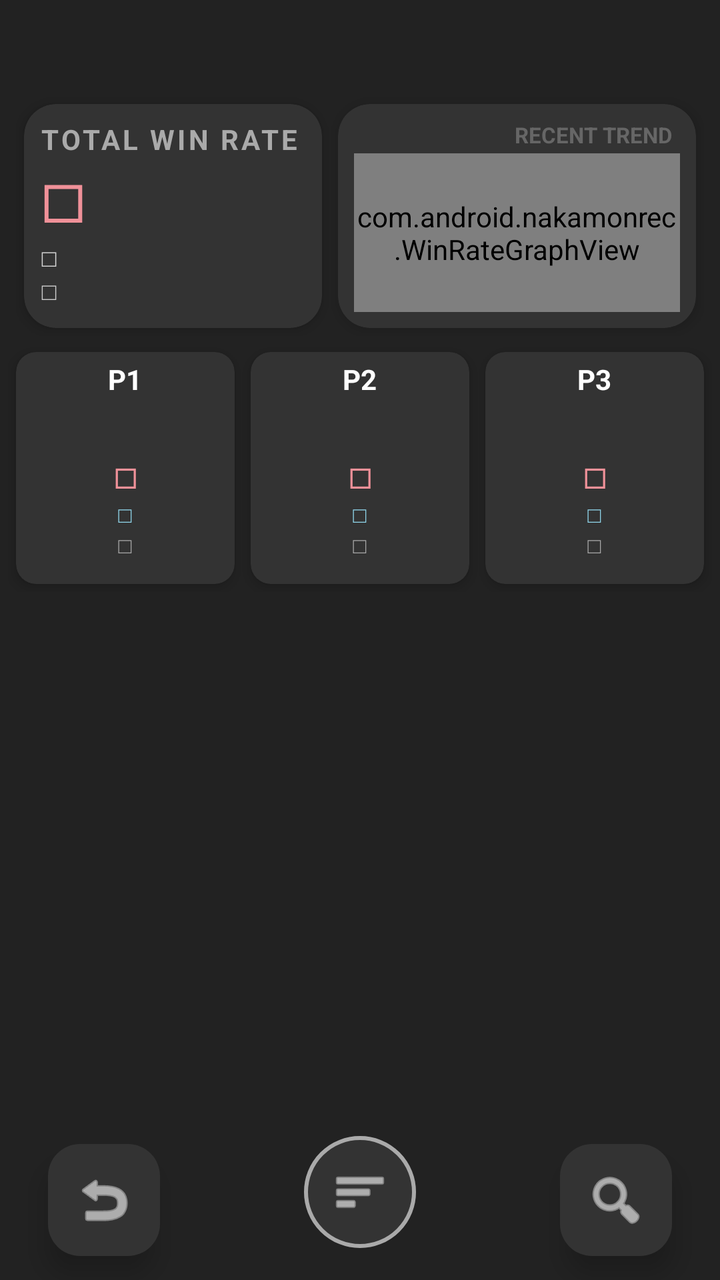
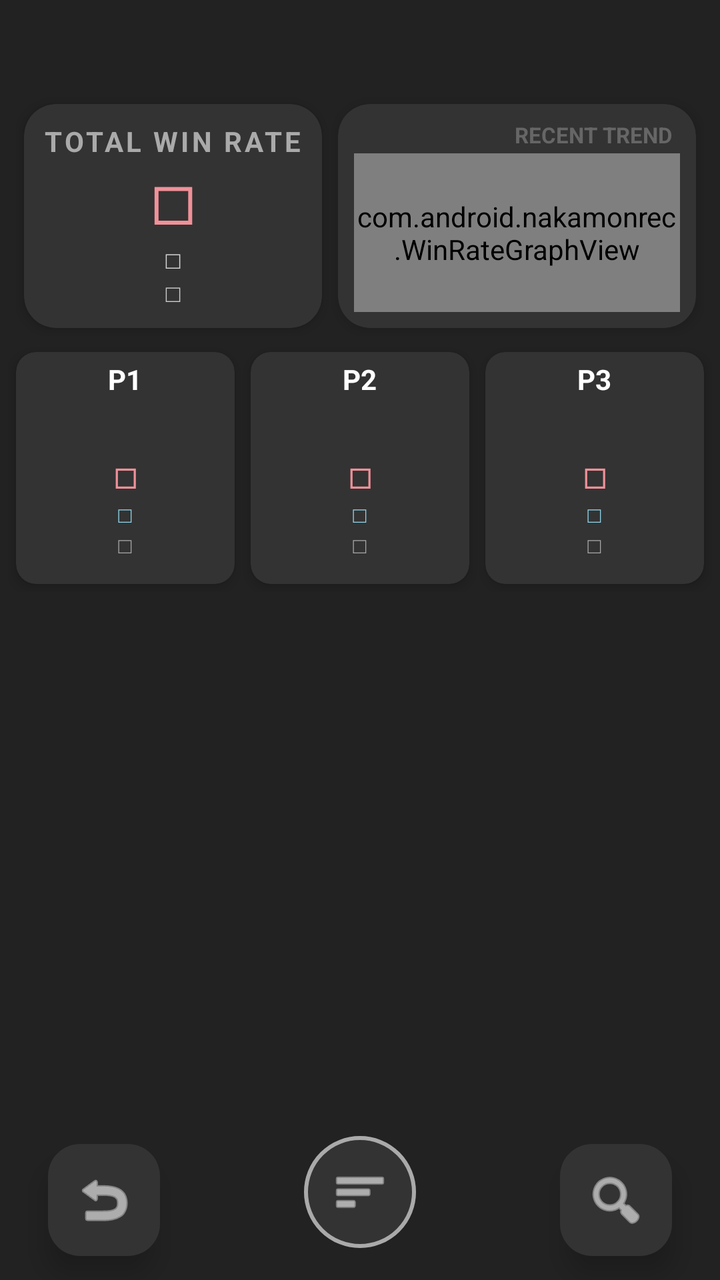

An Android layout rendered at two revisions. The XML below is the earlier revision; the diff shows what the commit changed to produce the second picture.
<!-- AndroidManifest.xml: application theme Theme.NakamonRec -->
<!-- res/layout/activity_history.xml -->
<?xml version="1.0" encoding="utf-8"?>
<androidx.constraintlayout.widget.ConstraintLayout
    xmlns:android="http://schemas.android.com/apk/res/android"
    xmlns:app="http://schemas.android.com/apk/res-auto"
    xmlns:tools="http://schemas.android.com/tools"
    android:layout_width="match_parent"
    android:layout_height="match_parent"
    android:background="#222222">

    
    <LinearLayout
        android:id="@+id/layoutTopHeader"
        android:layout_width="match_parent"
        android:layout_height="@dimen/top_header_height"
        android:layout_marginTop="48dp"
        android:layout_marginHorizontal="8dp"
        android:orientation="horizontal"
        android:baselineAligned="false"
        app:layout_constraintTop_toTopOf="parent">

        
        <com.google.android.material.card.MaterialCardView
            android:id="@+id/cardTotal"
            android:layout_width="0dp"
            android:layout_height="match_parent"
            android:layout_weight="1"
            android:layout_margin="4dp"
            android:clickable="true"
            android:focusable="true"
            android:foreground="?android:attr/selectableItemBackground"
            app:cardCornerRadius="16dp"
            app:cardElevation="4dp"
            app:cardBackgroundColor="#333333"
            app:strokeWidth="0dp"
            app:strokeColor="#AAAAAA">

            <LinearLayout
                android:layout_width="match_parent"
                android:layout_height="match_parent"
                android:orientation="vertical"
                android:padding="8dp"
                android:gravity="start">

                <TextView
                    android:id="@+id/textTotalLabel"
                    android:layout_width="match_parent"
                    android:layout_height="wrap_content"
                    android:text="@string/label_total_win_rate"
                    android:textColor="#AAAAAA"
                    android:textStyle="bold"
                    android:letterSpacing="0.1"
                    android:gravity="start"
                    android:maxLines="1"
                    app:autoSizeTextType="uniform"
                    app:autoSizeMinTextSize="10sp"
                    app:autoSizeMaxTextSize="14sp"
                    app:autoSizeStepGranularity="1sp"
                    tools:textSize="14sp"/>

                <TextView
                    android:id="@+id/valTotalRate"
                    android:layout_width="wrap_content"
                    android:layout_height="wrap_content"
                    android:textColor="#F09199"
                    android:textSize="30sp"
                    android:textStyle="bold"
                    android:text="@string/status_none"/>

                <TextView
                    android:id="@+id/valTotalCount"
                    android:layout_width="wrap_content"
                    android:layout_height="wrap_content"
                    android:textColor="#FFFFFF"
                    android:textSize="12sp"
                    android:text="@string/status_none"
                    android:alpha="0.8"/>

                <TextView
                    android:id="@+id/valTotalWinLose"
                    android:layout_width="wrap_content"
                    android:layout_height="wrap_content"
                    android:textColor="#CCCCCC"
                    android:textSize="12sp"
                    android:text="@string/status_none"/>
            </LinearLayout>
        </com.google.android.material.card.MaterialCardView>

        
        <com.google.android.material.card.MaterialCardView
            android:id="@+id/cardGraph"
            android:layout_width="0dp"
            android:layout_height="match_parent"
            android:layout_weight="1.2"
            android:layout_margin="4dp"
            app:cardCornerRadius="16dp"
            app:cardElevation="4dp"
            app:cardBackgroundColor="#333333"
            app:strokeWidth="0dp"
            app:strokeColor="#AAAAAA">

            <LinearLayout
                android:layout_width="match_parent"
                android:layout_height="match_parent"
                android:orientation="vertical"
                android:padding="8dp">

                <TextView
                    android:layout_width="wrap_content"
                    android:layout_height="wrap_content"
                    android:layout_gravity="end"
                    android:text="@string/label_recent_trend"
                    android:textColor="#666666"
                    android:textSize="11sp"
                    android:textStyle="bold"
                    android:layout_marginEnd="4dp"/>

                <com.android.nakamonrec.WinRateGraphView
                    android:id="@+id/winRateGraph"
                    android:layout_width="match_parent"
                    android:layout_height="match_parent"
                    android:layout_marginTop="2dp" />
            </LinearLayout>
        </com.google.android.material.card.MaterialCardView>
    </LinearLayout>

    
    <LinearLayout
        android:id="@+id/layoutParties"
        android:layout_width="match_parent"
        android:layout_height="wrap_content"
        android:orientation="horizontal"
        android:layout_marginHorizontal="4dp"
        android:layout_marginTop="4dp"
        android:baselineAligned="false"
        app:layout_constraintTop_toBottomOf="@id/layoutTopHeader"
        app:layout_constraintLeft_toLeftOf="parent"
        app:layout_constraintRight_toRightOf="parent">

        <com.google.android.material.card.MaterialCardView
            android:id="@+id/cardP1"
            android:layout_width="0dp"
            android:layout_height="wrap_content"
            android:layout_weight="1"
            android:layout_margin="4dp"
            android:clickable="true"
            android:focusable="true"
            android:foreground="?android:attr/selectableItemBackground"
            app:cardCornerRadius="10dp"
            app:cardBackgroundColor="#333333"
            app:cardElevation="4dp"
            app:strokeWidth="0dp"
            app:strokeColor="#AAAAAA">
            <LinearLayout
                android:layout_width="match_parent"
                android:layout_height="wrap_content"
                android:orientation="vertical"
                android:padding="4dp"
                android:gravity="center">
                <TextView android:layout_width="wrap_content" android:layout_height="wrap_content" android:text="@string/label_p1" android:textColor="#FFFFFF" android:textSize="14sp" android:textStyle="bold"/>
                <LinearLayout
                    android:layout_width="match_parent"
                    android:layout_height="wrap_content"
                    android:orientation="horizontal"
                    android:gravity="start"
                    android:layout_marginVertical="4dp">
                    <ImageView android:id="@+id/imgP1M1" android:layout_width="@dimen/party_summary_icon_size" android:layout_height="@dimen/party_summary_icon_size" android:layout_margin="1dp" android:scaleType="centerCrop" android:contentDescription="@string/label_p1" />
                    <ImageView android:id="@+id/imgP1M2" android:layout_width="@dimen/party_summary_icon_size" android:layout_height="@dimen/party_summary_icon_size" android:layout_margin="1dp" android:scaleType="centerCrop" android:contentDescription="@string/label_p1" />
                    <ImageView android:id="@+id/imgP1M3" android:layout_width="@dimen/party_summary_icon_size" android:layout_height="@dimen/party_summary_icon_size" android:layout_margin="1dp" android:scaleType="centerCrop" android:contentDescription="@string/label_p1" />
                    <ImageView android:id="@+id/imgP1M4" android:layout_width="@dimen/party_summary_icon_size" android:layout_height="@dimen/party_summary_icon_size" android:layout_margin="1dp" android:scaleType="centerCrop" android:contentDescription="@string/label_p1" />
                </LinearLayout>
                <TextView android:id="@+id/valP1Rate" android:layout_width="wrap_content" android:layout_height="wrap_content" android:textColor="#F09199" android:textSize="@dimen/party_summary_text_rate" android:textStyle="bold" android:text="@string/status_none"/>
                <TextView android:id="@+id/valP1Usage" android:layout_width="wrap_content" android:layout_height="wrap_content" android:textColor="#90D7EC" android:textSize="11sp" android:text="@string/status_none"/>
                <TextView android:id="@+id/valP1WinLoseShort" android:layout_width="wrap_content" android:layout_height="wrap_content" android:textColor="#AAAAAA" android:textSize="11sp" android:text="@string/status_none" android:layout_marginBottom="8dp"/>
            </LinearLayout>
        </com.google.android.material.card.MaterialCardView>

        <com.google.android.material.card.MaterialCardView
            android:id="@+id/cardP2"
            android:layout_width="0dp"
            android:layout_height="wrap_content"
            android:layout_weight="1"
            android:layout_margin="4dp"
            android:clickable="true"
            android:focusable="true"
            android:foreground="?android:attr/selectableItemBackground"
            app:cardCornerRadius="10dp"
            app:cardBackgroundColor="#333333"
            app:cardElevation="4dp"
            app:strokeWidth="0dp"
            app:strokeColor="#AAAAAA">
            <LinearLayout
                android:layout_width="match_parent"
                android:layout_height="wrap_content"
                android:orientation="vertical"
                android:padding="4dp"
                android:gravity="center">
                <TextView android:layout_width="wrap_content" android:layout_height="wrap_content" android:text="@string/label_p2" android:textColor="#FFFFFF" android:textSize="14sp" android:textStyle="bold"/>
                <LinearLayout
                    android:layout_width="match_parent"
                    android:layout_height="wrap_content"
                    android:orientation="horizontal"
                    android:gravity="start"
                    android:layout_marginVertical="4dp">
                    <ImageView android:id="@+id/imgP2M1" android:layout_width="@dimen/party_summary_icon_size" android:layout_height="@dimen/party_summary_icon_size" android:layout_margin="1dp" android:scaleType="centerCrop" android:contentDescription="@string/label_p2" />
                    <ImageView android:id="@+id/imgP2M2" android:layout_width="@dimen/party_summary_icon_size" android:layout_height="@dimen/party_summary_icon_size" android:layout_margin="1dp" android:scaleType="centerCrop" android:contentDescription="@string/label_p2" />
                    <ImageView android:id="@+id/imgP2M3" android:layout_width="@dimen/party_summary_icon_size" android:layout_height="@dimen/party_summary_icon_size" android:layout_margin="1dp" android:scaleType="centerCrop" android:contentDescription="@string/label_p2" />
                    <ImageView android:id="@+id/imgP2M4" android:layout_width="@dimen/party_summary_icon_size" android:layout_height="@dimen/party_summary_icon_size" android:layout_margin="1dp" android:scaleType="centerCrop" android:contentDescription="@string/label_p2" />
                </LinearLayout>
                <TextView android:id="@+id/valP2Rate" android:layout_width="wrap_content" android:layout_height="wrap_content" android:textColor="#F09199" android:textSize="@dimen/party_summary_text_rate" android:textStyle="bold" android:text="@string/status_none"/>
                <TextView android:id="@+id/valP2Usage" android:layout_width="wrap_content" android:layout_height="wrap_content" android:textColor="#90D7EC" android:textSize="11sp" android:text="@string/status_none"/>
                <TextView android:id="@+id/valP2WinLoseShort" android:layout_width="wrap_content" android:layout_height="wrap_content" android:textColor="#AAAAAA" android:textSize="11sp" android:text="@string/status_none" android:layout_marginBottom="8dp"/>
            </LinearLayout>
        </com.google.android.material.card.MaterialCardView>

        <com.google.android.material.card.MaterialCardView
            android:id="@+id/cardP3"
            android:layout_width="0dp"
            android:layout_height="wrap_content"
            android:layout_weight="1"
            android:layout_margin="4dp"
            android:clickable="true"
            android:focusable="true"
            android:foreground="?android:attr/selectableItemBackground"
            app:cardCornerRadius="10dp"
            app:cardBackgroundColor="#333333"
            app:cardElevation="4dp"
            app:strokeWidth="0dp"
            app:strokeColor="#AAAAAA">
            <LinearLayout
                android:layout_width="match_parent"
                android:layout_height="wrap_content"
                android:orientation="vertical"
                android:padding="4dp"
                android:gravity="center">
                <TextView android:layout_width="wrap_content" android:layout_height="wrap_content" android:text="@string/label_p3" android:textColor="#FFFFFF" android:textSize="14sp" android:textStyle="bold"/>
                <LinearLayout
                    android:layout_width="match_parent"
                    android:layout_height="wrap_content"
                    android:orientation="horizontal"
                    android:gravity="start"
                    android:layout_marginVertical="4dp">
                    <ImageView android:id="@+id/imgP3M1" android:layout_width="@dimen/party_summary_icon_size" android:layout_height="@dimen/party_summary_icon_size" android:layout_margin="1dp" android:scaleType="centerCrop" android:contentDescription="@string/label_p3" />
                    <ImageView android:id="@+id/imgP3M2" android:layout_width="@dimen/party_summary_icon_size" android:layout_height="@dimen/party_summary_icon_size" android:layout_margin="1dp" android:scaleType="centerCrop" android:contentDescription="@string/label_p3" />
                    <ImageView android:id="@+id/imgP3M3" android:layout_width="@dimen/party_summary_icon_size" android:layout_height="@dimen/party_summary_icon_size" android:layout_margin="1dp" android:scaleType="centerCrop" android:contentDescription="@string/label_p3" />
                    <ImageView android:id="@+id/imgP3M4" android:layout_width="@dimen/party_summary_icon_size" android:layout_height="@dimen/party_summary_icon_size" android:layout_margin="1dp" android:scaleType="centerCrop" android:contentDescription="@string/label_p3" />
                </LinearLayout>
                <TextView android:id="@+id/valP3Rate" android:layout_width="wrap_content" android:layout_height="wrap_content" android:textColor="#F09199" android:textSize="@dimen/party_summary_text_rate" android:textStyle="bold" android:text="@string/status_none"/>
                <TextView android:id="@+id/valP3Usage" android:layout_width="wrap_content" android:layout_height="wrap_content" android:textColor="#90D7EC" android:textSize="11sp" android:text="@string/status_none"/>
                <TextView android:id="@+id/valP3WinLoseShort" android:layout_width="wrap_content" android:layout_height="wrap_content" android:textColor="#AAAAAA" android:textSize="11sp" android:text="@string/status_none" android:layout_marginBottom="8dp"/>
            </LinearLayout>
        </com.google.android.material.card.MaterialCardView>
    </LinearLayout>

    
    <LinearLayout
        android:id="@+id/layoutFilterStatus"
        android:layout_width="match_parent"
        android:layout_height="36dp"
        android:layout_marginHorizontal="12dp"
        android:layout_marginTop="0dp"
        android:paddingHorizontal="4dp"
        android:paddingVertical="0dp"
        android:background="@drawable/bg_filter_bar"
        android:orientation="horizontal"
        android:gravity="center_vertical"
        android:visibility="gone"
        app:layout_constraintTop_toBottomOf="@id/layoutParties"
        tools:visibility="visible">

        
        <HorizontalScrollView
            android:layout_width="0dp"
            android:layout_height="match_parent"
            android:layout_weight="1"
            android:scrollbars="none"
            android:fillViewport="true">
            <LinearLayout
                android:id="@+id/chipGroupFilters"
                android:layout_width="wrap_content"
                android:layout_height="match_parent"
                android:orientation="horizontal"
                android:gravity="center_vertical" />
        </HorizontalScrollView>

        <TextView
            android:id="@+id/btnClearFilter"
            android:layout_width="wrap_content"
            android:layout_height="wrap_content"
            android:text="@string/btn_clear_filter"
            android:textColor="#90D7EC"
            android:textSize="11sp"
            android:textStyle="bold"
            android:paddingHorizontal="8dp"
            android:paddingVertical="2dp"
            android:background="?selectableItemBackground"
            android:clickable="true"
            android:focusable="true" />
    </LinearLayout>

    <androidx.recyclerview.widget.RecyclerView
        android:id="@+id/recyclerViewHistory"
        android:layout_width="0dp"
        android:layout_height="0dp"
        android:layout_marginTop="4dp"
        android:layout_marginBottom="80dp"
        app:layout_constraintTop_toBottomOf="@id/layoutFilterStatus"
        app:layout_constraintBottom_toBottomOf="parent"
        app:layout_constraintLeft_toLeftOf="parent"
        app:layout_constraintRight_toRightOf="parent" />

    
    <com.google.android.material.floatingactionbutton.FloatingActionButton
        android:id="@+id/btnBack"
        android:layout_width="wrap_content"
        android:layout_height="wrap_content"
        android:layout_marginStart="24dp"
        android:layout_marginBottom="12dp"
        android:src="@android:drawable/ic_menu_revert"
        app:maxImageSize="32dp"
        app:tint="#FFFFFF"
        app:backgroundTint="#333333"
        app:fabSize="normal"
        app:layout_constraintBottom_toBottomOf="parent"
        app:layout_constraintLeft_toLeftOf="parent"
        app:elevation="8dp"
        android:contentDescription="@string/btn_back" />

    
    <com.google.android.material.button.MaterialButton
        android:id="@+id/btnModeToggle"
        android:layout_width="56dp"
        android:layout_height="56dp"
        android:layout_marginBottom="16dp"
        android:padding="0dp"
        android:insetLeft="0dp"
        android:insetTop="0dp"
        android:insetRight="0dp"
        android:insetBottom="0dp"
        app:iconPadding="0dp"
        app:iconGravity="textStart"
        app:backgroundTint="#333333"
        app:cornerRadius="28dp"
        app:strokeWidth="2dp"
        app:strokeColor="#AAAAAA"
        app:icon="@android:drawable/ic_menu_sort_by_size"
        app:iconSize="28dp"
        app:iconTint="#FFFFFF"
        app:layout_constraintBottom_toBottomOf="parent"
        app:layout_constraintLeft_toLeftOf="parent"
        app:layout_constraintRight_toRightOf="parent"
        android:elevation="8dp" />

    <com.google.android.material.floatingactionbutton.FloatingActionButton
        android:id="@+id/btnAnalyze"
        android:layout_width="wrap_content"
        android:layout_height="wrap_content"
        android:layout_marginEnd="24dp"
        android:layout_marginBottom="12dp"
        android:src="@android:drawable/ic_menu_search"
        app:maxImageSize="32dp"
        app:tint="#FFFFFF"
        app:backgroundTint="#333333"
        app:fabSize="normal"
        app:layout_constraintBottom_toBottomOf="parent"
        app:layout_constraintRight_toRightOf="parent"
        app:elevation="8dp"
        android:contentDescription="@string/btn_analyze" />

</androidx.constraintlayout.widget.ConstraintLayout>
<!-- resources referenced by this layout -->
<resources>
  <dimen name="party_summary_icon_size">18dp</dimen>
  <dimen name="party_summary_text_rate">16sp</dimen>
  <dimen name="top_header_height">120dp</dimen>
  <!-- drawable bg_filter_bar (drawable) -->
  <?xml version="1.0" encoding="utf-8"?>
  <shape xmlns:android="http://schemas.android.com/apk/res/android">
      <solid android:color="#444444" />
      <corners android:radius="12dp" />
      <stroke android:width="1dp" android:color="#666666" />
  </shape>
  <string name="btn_analyze">分析</string>
  <string name="btn_back">戻る</string>
  <string name="btn_clear_filter">CLEAR</string>
  <string name="label_p1">P1</string>
  <string name="label_p2">P2</string>
  <string name="label_p3">P3</string>
  <string name="label_recent_trend">RECENT TREND</string>
  <string name="label_total_win_rate">TOTAL WIN RATE</string>
  <string name="status_none">□</string>
  <style name="Theme.NakamonRec" parent="Base.Theme.NakamonRec" />
  <style name="Base.Theme.NakamonRec" parent="Theme.Material3.DayNight.NoActionBar">
          
          
      </style>
</resources>

<!-- the commit's change to res/layout/activity_history.xml (unified diff, before → after) -->
@@ -39,7 +39,7 @@
                 android:layout_height="match_parent"
                 android:orientation="vertical"
                 android:padding="8dp"
-                android:gravity="start">
+                android:gravity="center">
 
                 <TextView
                     android:id="@+id/textTotalLabel"
@@ -49,7 +49,7 @@
                     android:textColor="#AAAAAA"
                     android:textStyle="bold"
                     android:letterSpacing="0.1"
-                    android:gravity="start"
+                    android:gravity="center"
                     android:maxLines="1"
                     app:autoSizeTextType="uniform"
                     app:autoSizeMinTextSize="10sp"
@@ -161,7 +161,7 @@
                     android:layout_width="match_parent"
                     android:layout_height="wrap_content"
                     android:orientation="horizontal"
-                    android:gravity="start"
+                    android:gravity="center"
                     android:layout_marginVertical="4dp">
                     <ImageView android:id="@+id/imgP1M1" android:layout_width="@dimen/party_summary_icon_size" android:layout_height="@dimen/party_summary_icon_size" android:layout_margin="1dp" android:scaleType="centerCrop" android:contentDescription="@string/label_p1" />
                     <ImageView android:id="@+id/imgP1M2" android:layout_width="@dimen/party_summary_icon_size" android:layout_height="@dimen/party_summary_icon_size" android:layout_margin="1dp" android:scaleType="centerCrop" android:contentDescription="@string/label_p1" />
@@ -199,7 +199,7 @@
                     android:layout_width="match_parent"
                     android:layout_height="wrap_content"
                     android:orientation="horizontal"
-                    android:gravity="start"
+                    android:gravity="center"
                     android:layout_marginVertical="4dp">
                     <ImageView android:id="@+id/imgP2M1" android:layout_width="@dimen/party_summary_icon_size" android:layout_height="@dimen/party_summary_icon_size" android:layout_margin="1dp" android:scaleType="centerCrop" android:contentDescription="@string/label_p2" />
                     <ImageView android:id="@+id/imgP2M2" android:layout_width="@dimen/party_summary_icon_size" android:layout_height="@dimen/party_summary_icon_size" android:layout_margin="1dp" android:scaleType="centerCrop" android:contentDescription="@string/label_p2" />
@@ -237,7 +237,7 @@
                     android:layout_width="match_parent"
                     android:layout_height="wrap_content"
                     android:orientation="horizontal"
-                    android:gravity="start"
+                    android:gravity="center"
                     android:layout_marginVertical="4dp">
                     <ImageView android:id="@+id/imgP3M1" android:layout_width="@dimen/party_summary_icon_size" android:layout_height="@dimen/party_summary_icon_size" android:layout_margin="1dp" android:scaleType="centerCrop" android:contentDescription="@string/label_p3" />
                     <ImageView android:id="@+id/imgP3M2" android:layout_width="@dimen/party_summary_icon_size" android:layout_height="@dimen/party_summary_icon_size" android:layout_margin="1dp" android:scaleType="centerCrop" android:contentDescription="@string/label_p3" />
